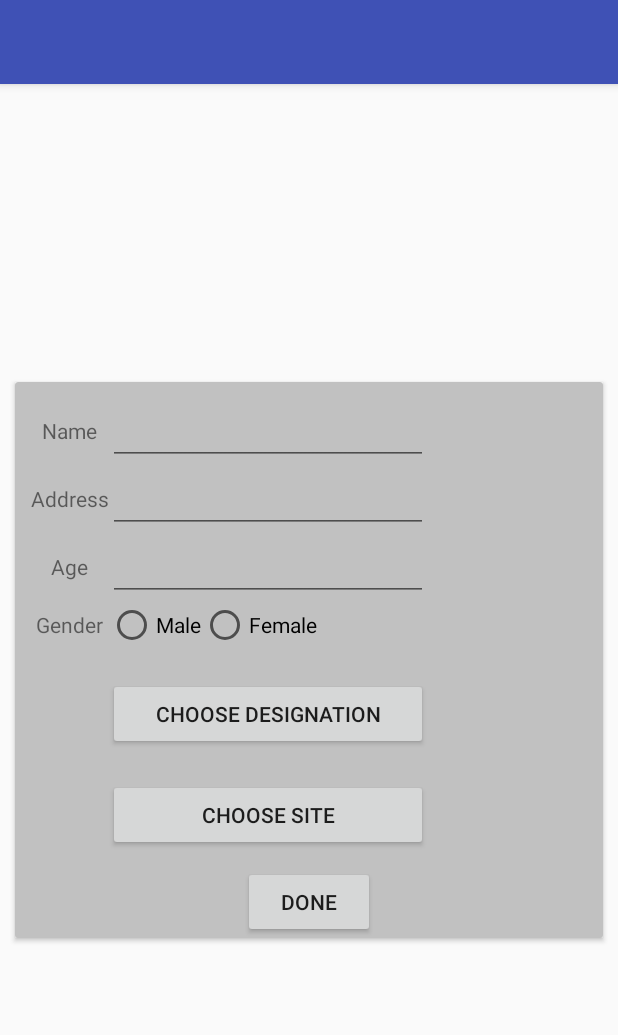
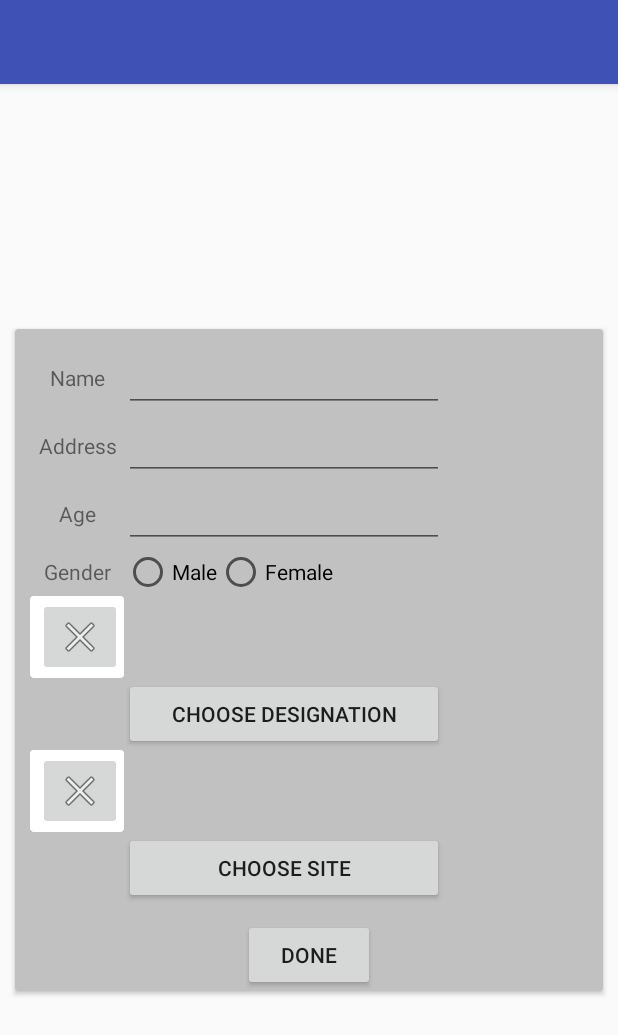
Before and after one commit to sylveryte/MyEmployeeAttendanceRegister, an Android app: the fragment EmployeeAdditionFragment placed in its activity, on a phone screen of 412 x 824 dp. Shown: the top 1035 px of the screen. Run offline under Robolectric (Android 15) with nearby library versions, the phone set to English and light mode, and no system bars; 11 statements that could not run were skipped.

Commit message:
awessome going smotth

```diff
--- a/app/build.gradle
+++ b/app/build.gradle
@@ -9,7 +9,7 @@ android {
         minSdkVersion 15
         targetSdkVersion 23
         versionCode 1
-        versionName "1.0"
+        versionName "newLeaf"
     }
     buildTypes {
         release {
--- a/app/src/main/java/com/codedleaf/sylveryte/myemployeeattendanceregister/DesignationLab.java
+++ b/app/src/main/java/com/codedleaf/sylveryte/myemployeeattendanceregister/DesignationLab.java
@@ -60,6 +60,11 @@ public class DesignationLab implements LabObeservable {
         return sDesignationLab;
     }
 
+    public String getDesignationStringById(UUID uuid)
+    {
+        return getDesigantionById(uuid).getTitle();
+    }
+
     public Designation getDesigantionById(UUID uuid)
     {
         for (Designation designation: mDesignations)
--- a/app/src/main/java/com/codedleaf/sylveryte/myemployeeattendanceregister/EmployeeAdditionFragment.java
+++ b/app/src/main/java/com/codedleaf/sylveryte/myemployeeattendanceregister/EmployeeAdditionFragment.java
@@ -2,6 +2,7 @@ package com.codedleaf.sylveryte.myemployeeattendanceregister;
 
 import android.content.Intent;
 import android.os.Bundle;
+import android.provider.ContactsContract;
 import android.support.annotation.Nullable;
 import android.support.v4.app.Fragment;
 import android.view.LayoutInflater;
@@ -9,10 +10,14 @@ import android.view.View;
 import android.view.ViewGroup;
 import android.widget.Button;
 import android.widget.EditText;
+import android.widget.ImageButton;
+import android.widget.LinearLayout;
 import android.widget.RadioButton;
 import android.widget.RadioGroup;
 import android.widget.TextView;
 
+import java.util.ArrayList;
+import java.util.List;
 import java.util.UUID;
 
 /**
@@ -31,14 +36,15 @@ public class EmployeeAdditionFragment extends Fragment {
     private Button mChooseDesignationButton;
     private Button mChooseSiteButton;
     private Employee mEmployee;
-    private TextView mDesignations;
-    private TextView mSites;
+    private LinearLayout mDesignations;
+    private LinearLayout mSites;
+
+    private List<UUID> already;
 
     @Override
     public void onCreate(@Nullable Bundle savedInstanceState) {
         super.onCreate(savedInstanceState);
-
-
+        already=new ArrayList<>();
     }
 
     @Nullable
@@ -47,12 +53,11 @@ public class EmployeeAdditionFragment extends Fragment {
 
         View view=inflater.inflate(R.layout.employee_addition_fragment,container,false);
 
-
         mName=(EditText)view.findViewById(R.id.employee_add_name);
         mAddress=(EditText)view.findViewById(R.id.employee_add_address);
         mAge=(EditText)view.findViewById(R.id.employee_add_age);
-        mDesignations=(TextView)view.findViewById(R.id.employee_add_textview_designation);
-        mSites=(TextView)view.findViewById(R.id.employee_add_textview_site);
+        mDesignations=(LinearLayout) view.findViewById(R.id.employee_add_designation_linear_layout);
+        mSites=(LinearLayout)view.findViewById(R.id.employee_add_sites_linear_layout);
         mRadioGroupMaleFemale=(RadioGroup)view.findViewById(R.id.employee_add_radiobuttongroup_malefemale);
         mRadioButtonFemale=(RadioButton)view.findViewById(R.id.employee_add_radiobutton_female);
         mRadioButtonMale=(RadioButton)view.findViewById(R.id.employee_add_radiobutton_male);
@@ -126,10 +131,90 @@ public class EmployeeAdditionFragment extends Fragment {
             mRadioButtonMale.setChecked(false);
         }
 
-        mSites.setText(mEmployee.getSiteString());
-        mDesignations.setText(mEmployee.getDesignationString());
+
         mAge.setText(mEmployee.getAgeString());
+
+        updateDesgsAndSites();
     }
+
+
+    private void updateDesgsAndSites()
+    {
+
+        List<UUID> designations=mEmployee.getDesignations();
+        List<UUID> sites=mEmployee.getSites();
+
+        LayoutInflater layoutInflater=getLayoutInflater(null);
+
+        mDesignations.removeAllViews();
+        mSites.removeAllViews();
+
+        for (UUID uuid:designations)
+        {
+            new SimpleDesignationView(mDesignations,layoutInflater,uuid);
+        }
+
+        for (UUID uuid:sites)
+        {
+            new SimpleSiteView(mSites,layoutInflater,uuid);
+        }
+    }
+
+
+    private class SimpleDesignationView
+    {
+        private LinearLayout mLinearLayout;
+        private View mView;
+        private DesignationLab mDesignationLab;
+        private UUID mUUID;
+
+        public SimpleDesignationView(LinearLayout linearLayout, LayoutInflater layoutInflater, UUID uuid)
+        {
+            mLinearLayout=linearLayout;
+            mDesignationLab=DesignationLab.getInstanceOf();
+            mUUID=uuid;
+            mView=layoutInflater.inflate(R.layout.simple_tex_with_close_card,null);
+            TextView textView=(TextView)mView.findViewById(R.id.simple_with_close_text);
+            textView.setText(mDesignationLab.getDesignationStringById(uuid));
+            ImageButton closeButton=(ImageButton)mView.findViewById(R.id.simple_with_close_close_Button);
+            closeButton.setOnClickListener(new View.OnClickListener() {
+                @Override
+                public void onClick(View v) {
+                    mEmployee.removeDesignationById(mUUID);
+                    mLinearLayout.removeView(mView);
+                }
+            });
+
+            mLinearLayout.addView(mView);
+        }
+    }
+    private class SimpleSiteView
+    {
+        LinearLayout mLinearLayout;
+        private View mView;
+        private SitesLab mSitesLab;
+        private UUID mUUID;
+
+        public SimpleSiteView(LinearLayout linearLayout, LayoutInflater layoutInflater, UUID uuid)
+        {
+            mLinearLayout=linearLayout;
+            mSitesLab=SitesLab.getInstanceOf();
+            mUUID=uuid;
+            mView=layoutInflater.inflate(R.layout.simple_tex_with_close_card,null);
+            TextView textView=(TextView)mView.findViewById(R.id.simple_with_close_text);
+            textView.setText(mSitesLab.getSiteStringById(uuid));
+            ImageButton closeButton=(ImageButton)mView.findViewById(R.id.simple_with_close_close_Button);
+            closeButton.setOnClickListener(new View.OnClickListener() {
+                @Override
+                public void onClick(View v) {
+                    mEmployee.removeSiteByid(mUUID);
+                    mLinearLayout.removeView(mView);
+                }
+            });
+            mLinearLayout.addView(mView);
+        }
+    }
+
 
     @Override
     public void onActivityResult(int requestCode, int resultCode, Intent data) {
@@ -143,12 +228,12 @@ public class EmployeeAdditionFragment extends Fragment {
         if(requestCode==PickActivity.FRAGMENT_CODE_PICK_DESIGNATION)
         {
             mEmployee.addDesignation(uuid);
-            mDesignations.setText(mEmployee.getDesignationString());
+            update();
         }
         else if (requestCode==PickActivity.FRAGMENT_CODE_PICK_SITE)
         {
             mEmployee.addSite(uuid);
-            mSites.setText(mEmployee.getSiteString());
+            update();
         }
 
     }
--- a/app/src/main/java/com/codedleaf/sylveryte/myemployeeattendanceregister/SitesLab.java
+++ b/app/src/main/java/com/codedleaf/sylveryte/myemployeeattendanceregister/SitesLab.java
@@ -61,6 +61,11 @@ public class SitesLab implements LabObeservable {
         return null;
     }
 
+    public String getSiteStringById(UUID uuid)
+    {
+        return getSiteById(uuid).getTitle();
+    }
+
     public List<Employee> getCurrentEmployeesInSiteBySiteId(UUID siteId)
     {
         List<Employee> employees=new ArrayList<>();
--- a/app/src/main/res/layout/employee_addition_fragment.xml
+++ b/app/src/main/res/layout/employee_addition_fragment.xml
@@ -112,11 +112,13 @@
             android:layout_width="match_parent"
             android:layout_height="match_parent">
 
-            <TextView
+            <LinearLayout
                 android:layout_width="wrap_content"
                 android:layout_height="wrap_content"
-                android:id="@+id/employee_add_textview_designation"
-                android:layout_column="1"/>
+                android:orientation="vertical"
+                android:id="@+id/employee_add_designation_linear_layout">
+
+            </LinearLayout>
         </TableRow>
 
         <TableRow
@@ -133,11 +135,12 @@
             android:layout_width="match_parent"
             android:layout_height="match_parent">
 
-            <TextView
+            <LinearLayout
                 android:layout_width="wrap_content"
                 android:layout_height="wrap_content"
-                android:id="@+id/employee_add_textview_site"
-                android:layout_column="1"/>
+                android:orientation="vertical"
+                android:id="@+id/employee_add_sites_linear_layout">
+            </LinearLayout>
         </TableRow>
 
         <TableRow
--- a/app/src/main/res/layout/employee_attendance_layout.xml
+++ b/app/src/main/res/layout/employee_attendance_layout.xml
@@ -2,6 +2,7 @@
                                     android:layout_width="match_parent"
                                     xmlns:app="http://schemas.android.com/apk/res-auto"
                                     app:cardElevation="4dp"
+                                    android:layout_margin="5dp"
                                     android:id="@+id/employee_attendance_card"
                                     android:layout_height="wrap_content">
     <LinearLayout
--- /dev/null
+++ b/app/src/main/res/layout/simple_tex_with_close_card.xml
@@ -0,0 +1,36 @@
+<android.support.v7.widget.CardView
+    android:layout_width="match_parent"
+    android:layout_height="wrap_content"
+    android:layout_gravity="center"
+    xmlns:android="http://schemas.android.com/apk/res/android">
+
+
+    <LinearLayout
+        android:layout_width="wrap_content"
+        android:layout_height="wrap_content"
+        android:padding="1dp"
+        android:orientation="horizontal">
+
+
+        <TextView
+            android:layout_width="0dp"
+            android:layout_weight="1"
+            android:layout_height="wrap_content"
+            android:layout_gravity="center"
+            android:padding="2dp"
+            android:textAppearance="?android:attr/textAppearanceLarge"
+            android:text="New Text"
+            android:id="@+id/simple_with_close_text"/>
+        <ImageButton
+            android:layout_width="wrap_content"
+            android:layout_height="wrap_content"
+            android:src="@android:drawable/ic_menu_close_clear_cancel"
+            android:id="@+id/simple_with_close_close_Button"
+            android:contentDescription="remove"/>
+
+    </LinearLayout>
+
+
+
+
+</android.support.v7.widget.CardView>
```
Also changed, not shown: app/src/main/java/com/codedleaf/sylveryte/myemployeeattendanceregister/Employee.java (+39 -11 lines).
